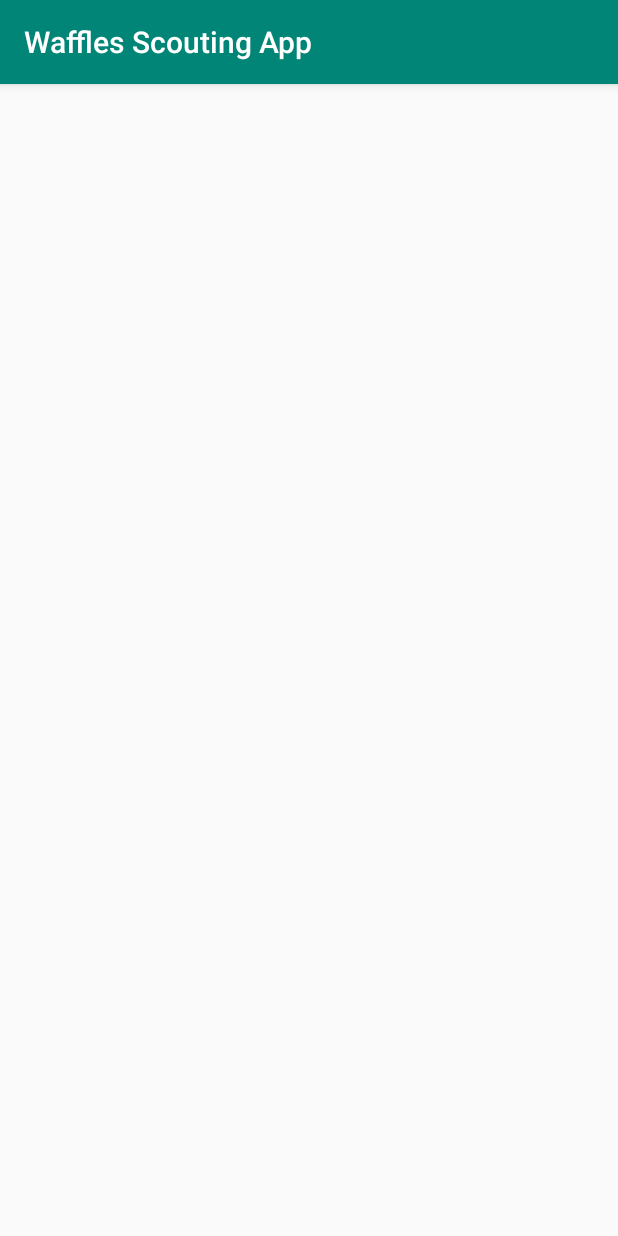
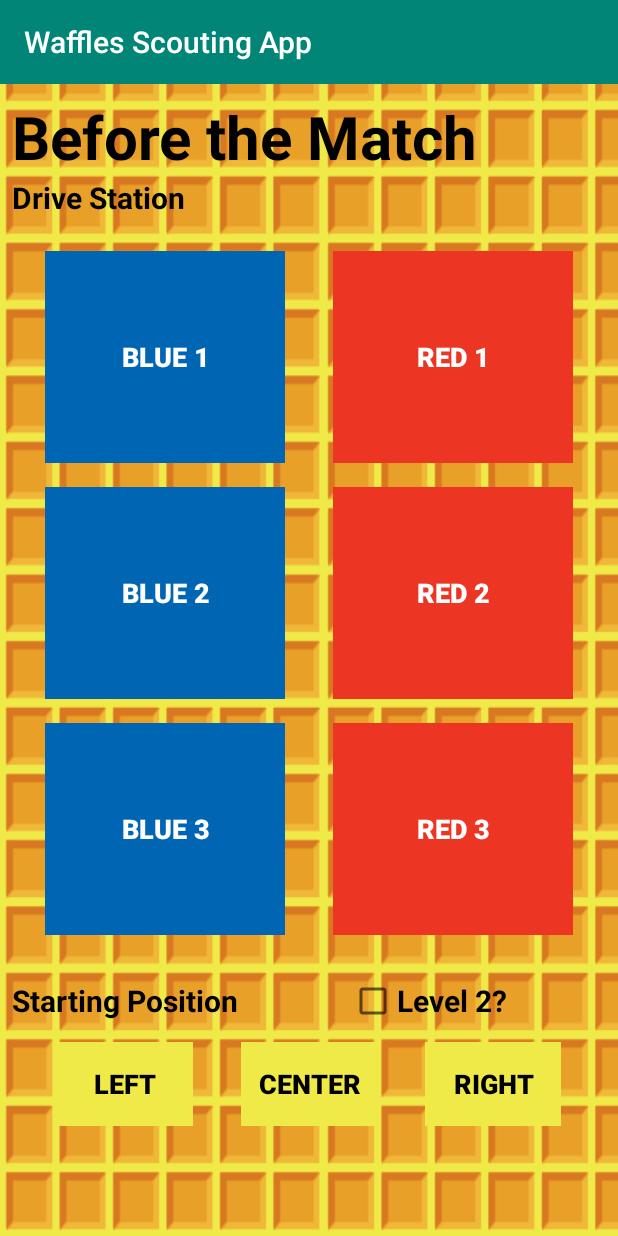
Before and after one commit to FRC-4476-WAFFLES/ScoutingApp, an Android app: the GameId1Before screen opened directly, with no data from a screen before it, on a phone screen of 412 x 824 dp. Run offline under Robolectric (Android 15) with nearby library versions, the phone set to English and light mode, and no system bars.

Commit message:
Add pregame layout and rearrange some things

```diff
--- /dev/null
+++ b/app/src/main/java/com/wcr/wafflesscoutingapp/GameId0/GameId0.java
@@ -0,0 +1,23 @@
+package com.wcr.wafflesscoutingapp.GameId0;
+
+import androidx.appcompat.app.AppCompatActivity;
+
+import android.content.Intent;
+import android.os.Bundle;
+
+import com.wcr.wafflesscoutingapp.GlobalData;
+import com.wcr.wafflesscoutingapp.R;
+
+public class GameId0 extends AppCompatActivity {
+
+    @Override
+    protected void onCreate(Bundle savedInstanceState) {
+        super.onCreate(savedInstanceState);
+        setContentView(R.layout.activity_game_id_0);
+        final GlobalData app_data = (GlobalData)getApplicationContext();
+        if(app_data.getGame_state().equals(getString(R.string.pregame))){
+            Intent startIntent = new Intent(getApplicationContext(), GameId0Before.class);
+            startActivity(startIntent);
+        }
+    }
+}
--- /dev/null
+++ b/app/src/main/java/com/wcr/wafflesscoutingapp/GameId0/GameId0Before.java
@@ -0,0 +1,20 @@
+package com.wcr.wafflesscoutingapp.GameId0;
+
+import androidx.appcompat.app.AppCompatActivity;
+
+import android.content.Intent;
+import android.os.Bundle;
+
+import com.wcr.wafflesscoutingapp.GameId1.GameId1;
+import com.wcr.wafflesscoutingapp.GlobalData;
+import com.wcr.wafflesscoutingapp.R;
+
+public class GameId0Before extends AppCompatActivity {
+
+    @Override
+    protected void onCreate(Bundle savedInstanceState) {
+        super.onCreate(savedInstanceState);
+        setContentView(R.layout.activity_game_id0_before);
+
+    }
+}
--- a/app/src/main/java/com/wcr/wafflesscoutingapp/GameId1.java
+++ /dev/null
@@ -1,14 +0,0 @@
-package com.wcr.wafflesscoutingapp;
-
-import androidx.appcompat.app.AppCompatActivity;
-
-import android.os.Bundle;
-
-public class GameId1 extends AppCompatActivity {
-
-    @Override
-    protected void onCreate(Bundle savedInstanceState) {
-        super.onCreate(savedInstanceState);
-        setContentView(R.layout.activity_game_id_1);
-    }
-}
--- /dev/null
+++ b/app/src/main/java/com/wcr/wafflesscoutingapp/GameId1/GameId1.java
@@ -0,0 +1,24 @@
+package com.wcr.wafflesscoutingapp.GameId1;
+
+import androidx.appcompat.app.AppCompatActivity;
+
+import android.content.Intent;
+import android.os.Bundle;
+
+import com.wcr.wafflesscoutingapp.GameId0.GameId0Before;
+import com.wcr.wafflesscoutingapp.GlobalData;
+import com.wcr.wafflesscoutingapp.R;
+
+public class GameId1 extends AppCompatActivity {
+
+    @Override
+    protected void onCreate(Bundle savedInstanceState) {
+        super.onCreate(savedInstanceState);
+        setContentView(R.layout.activity_game_id_1);
+        final GlobalData app_data = (GlobalData)getApplicationContext();
+        if(app_data.getGame_state().equals(getString(R.string.pregame))){
+            Intent startIntent = new Intent(getApplicationContext(), GameId1Before.class);
+            startActivity(startIntent);
+        }
+    }
+}
--- a/app/src/main/java/com/wcr/wafflesscoutingapp/GameId0.java
+++ b/app/src/main/java/com/wcr/wafflesscoutingapp/GameId1/GameId1Before.java
@@ -1,14 +1,16 @@
-package com.wcr.wafflesscoutingapp;
+package com.wcr.wafflesscoutingapp.GameId1;
 
 import androidx.appcompat.app.AppCompatActivity;
 
 import android.os.Bundle;
 
-public class GameId0 extends AppCompatActivity {
+import com.wcr.wafflesscoutingapp.R;
+
+public class GameId1Before extends AppCompatActivity {
 
     @Override
     protected void onCreate(Bundle savedInstanceState) {
         super.onCreate(savedInstanceState);
-        setContentView(R.layout.activity_game_id_0);
+        setContentView(R.layout.activity_game_id1_before);
     }
 }
--- a/app/src/main/java/com/wcr/wafflesscoutingapp/GameId2.java
+++ b/app/src/main/java/com/wcr/wafflesscoutingapp/GameId2/GameId2.java
@@ -1,8 +1,10 @@
-package com.wcr.wafflesscoutingapp;
+package com.wcr.wafflesscoutingapp.GameId2;
 
 import androidx.appcompat.app.AppCompatActivity;
 
 import android.os.Bundle;
+
+import com.wcr.wafflesscoutingapp.R;
 
 public class GameId2 extends AppCompatActivity {
 
--- a/app/src/main/java/com/wcr/wafflesscoutingapp/GameId3.java
+++ b/app/src/main/java/com/wcr/wafflesscoutingapp/GameId3/GameId3.java
@@ -1,8 +1,10 @@
-package com.wcr.wafflesscoutingapp;
+package com.wcr.wafflesscoutingapp.GameId3;
 
 import androidx.appcompat.app.AppCompatActivity;
 
 import android.os.Bundle;
+
+import com.wcr.wafflesscoutingapp.R;
 
 public class GameId3 extends AppCompatActivity {
 
--- a/app/src/main/java/com/wcr/wafflesscoutingapp/GlobalData.java
+++ b/app/src/main/java/com/wcr/wafflesscoutingapp/GlobalData.java
@@ -6,6 +6,14 @@ public class GlobalData extends Application {
     private String scout_name_first = "";
     private String scout_name_last = "";
     private int game_index;
+    //0: id0
+    //1: id1
+    //2: id2
+    //3: id3
+    private String game_state;
+    //1: pregame
+    //2: mid game
+    //3 post game
 
     public String get_Scout_name_first() {
         return scout_name_first;
@@ -30,4 +38,12 @@ public class GlobalData extends Application {
     public void set_Game_index(int game_index) {
         this.game_index = game_index;
     }
+
+    public String getGame_state() {
+        return game_state;
+    }
+
+    public void setGame_state(String game_state) {
+        this.game_state = game_state;
+    }
 }
--- a/app/src/main/java/com/wcr/wafflesscoutingapp/ScoutData.java
+++ b/app/src/main/java/com/wcr/wafflesscoutingapp/ScoutData.java
@@ -9,6 +9,11 @@ import android.view.View;
 import android.widget.Button;
 import android.widget.EditText;
 import android.widget.TextView;
+
+import com.wcr.wafflesscoutingapp.GameId0.GameId0;
+import com.wcr.wafflesscoutingapp.GameId1.GameId1;
+import com.wcr.wafflesscoutingapp.GameId2.GameId2;
+import com.wcr.wafflesscoutingapp.GameId3.GameId3;
 
 public class ScoutData extends AppCompatActivity {
     Typeface CooperBlack;
@@ -35,6 +40,7 @@ public class ScoutData extends AppCompatActivity {
             @Override
             public void onClick(View view) {
                 int index = app_data.get_Game_index();
+                app_data.setGame_state(getString(R.string.pregame));
                 if(index == 0){
                     Intent startIntent = new Intent(getApplicationContext(), GameId0.class);
                     //show how to pass information to another activity
--- /dev/null
+++ b/app/src/main/res/layout/activity_game_id0_before.xml
@@ -0,0 +1,9 @@
+<?xml version="1.0" encoding="utf-8"?>
+<androidx.constraintlayout.widget.ConstraintLayout xmlns:android="http://schemas.android.com/apk/res/android"
+    xmlns:app="http://schemas.android.com/apk/res-auto"
+    xmlns:tools="http://schemas.android.com/tools"
+    android:layout_width="match_parent"
+    android:layout_height="match_parent"
+    tools:context=".GameId0.GameId0Before">
+
+</androidx.constraintlayout.widget.ConstraintLayout>
--- /dev/null
+++ b/app/src/main/res/layout/activity_game_id1_before.xml
@@ -0,0 +1,352 @@
+<?xml version="1.0" encoding="utf-8"?>
+<androidx.constraintlayout.widget.ConstraintLayout xmlns:android="http://schemas.android.com/apk/res/android"
+    xmlns:app="http://schemas.android.com/apk/res-auto"
+    xmlns:tools="http://schemas.android.com/tools"
+    android:layout_width="match_parent"
+    android:layout_height="match_parent"
+    android:background="@drawable/waffle_background1280x1920_400dpi"
+    tools:context=".GameId1.GameId1Before">
+
+    <TextView
+        android:id="@+id/textView"
+        android:layout_width="match_parent"
+        android:layout_height="wrap_content"
+        android:layout_marginStart="8dp"
+        android:layout_marginTop="8dp"
+        android:layout_marginEnd="8dp"
+        android:text="@string/pregame_title"
+        android:textSize="40sp"
+        android:textStyle="bold"
+        android:textColor="@android:color/black"
+        app:layout_constraintEnd_toEndOf="parent"
+        app:layout_constraintStart_toStartOf="parent"
+        app:layout_constraintTop_toTopOf="parent" />
+
+    <TextView
+        android:id="@+id/driverStationTextView"
+        android:layout_width="wrap_content"
+        android:layout_height="wrap_content"
+        android:layout_marginStart="8dp"
+        android:text="Drive Station"
+        android:textColor="@android:color/black"
+        android:textSize="20sp"
+        android:textStyle="bold"
+        app:layout_constraintStart_toStartOf="parent"
+        app:layout_constraintTop_toBottomOf="@+id/textView" />
+
+    <LinearLayout
+        android:id="@+id/linearLayout"
+        android:layout_width="match_parent"
+        android:layout_height="500dp"
+        android:layout_marginTop="8dp"
+        android:baselineAligned="false"
+        app:layout_constraintTop_toBottomOf="@+id/driverStationTextView">
+
+        <GridLayout
+            android:id="@+id/mainGrid"
+            android:layout_width="0dp"
+            android:layout_height="match_parent"
+            android:layout_weight="8"
+            android:columnCount="2"
+            android:columnOrderPreserved="false"
+            android:padding="14dp"
+            android:rowCount="3">
+
+            <!--grid layout: https://www.youtube.com/watch?v=VUPM387qyrw
+        with click: https://www.youtube.com/watch?v=K2V6Y7zQ8NU
+        scrolling: https://www.youtube.com/watch?v=go9q4O44b4E-->
+            <!-- Row 1 -->
+            <!-- Column 1 -->
+            <androidx.cardview.widget.CardView
+                android:layout_width="0dp"
+                android:layout_height="0dp"
+                android:layout_rowWeight="1"
+                android:layout_columnWeight="1"
+                android:layout_marginLeft="16dp"
+                android:layout_marginRight="16dp"
+                android:layout_marginBottom="16dp"
+                app:cardBackgroundColor="@color/blue"
+                app:cardCornerRadius="8dp"
+                app:cardElevation="8dp">
+
+                <Button
+                    android:id="@+id/blue1Button"
+                    android:layout_width="match_parent"
+                    android:layout_height="match_parent"
+                    android:background="@color/blue"
+                    android:text="Blue 1"
+                    android:textAlignment="center"
+                    android:textColor="@android:color/white"
+                    android:textSize="18sp"
+                    android:textStyle="bold" />
+
+            </androidx.cardview.widget.CardView>
+
+            <!-- Column 2 -->
+            <androidx.cardview.widget.CardView
+                android:layout_width="0dp"
+                android:layout_height="0dp"
+                android:layout_rowWeight="1"
+                android:layout_columnWeight="1"
+                android:layout_marginLeft="16dp"
+                android:layout_marginRight="16dp"
+                android:layout_marginBottom="16dp"
+                app:cardBackgroundColor="@color/blue"
+                app:cardCornerRadius="8dp"
+                app:cardElevation="8dp">
+
+                <Button
+                    android:id="@+id/red1Button"
+                    android:layout_width="match_parent"
+                    android:layout_height="match_parent"
+                    android:background="@color/red"
+                    android:text="Red 1"
+                    android:textAlignment="center"
+                    android:textColor="@android:color/white"
+                    android:textSize="18sp"
+                    android:textStyle="bold" />
+
+            </androidx.cardview.widget.CardView>
+
+            <!-- Row 2 -->
+            <!-- Column 1 -->
+            <androidx.cardview.widget.CardView
+                android:layout_width="0dp"
+                android:layout_height="0dp"
+                android:layout_rowWeight="1"
+                android:layout_columnWeight="1"
+                android:layout_marginLeft="16dp"
+                android:layout_marginRight="16dp"
+                android:layout_marginBottom="16dp"
+                app:cardBackgroundColor="@color/blue"
+                app:cardCornerRadius="8dp"
+                app:cardElevation="8dp">
+
+                <Button
+                    android:id="@+id/blue2Button"
+                    android:layout_width="match_parent"
+                    android:layout_height="match_parent"
+                    android:background="@color/blue"
+                    android:text="Blue 2"
+                    android:textAlignment="center"
+                    android:textColor="@android:color/white"
+                    android:textSize="18sp"
+                    android:textStyle="bold" />
+
+            </androidx.cardview.widget.CardView>
+
+            <!-- Column 2 -->
+            <androidx.cardview.widget.CardView
+                android:layout_width="0dp"
+                android:layout_height="0dp"
+                android:layout_rowWeight="1"
+                android:layout_columnWeight="1"
+                android:layout_marginLeft="16dp"
+                android:layout_marginRight="16dp"
+                android:layout_marginBottom="16dp"
+                app:cardBackgroundColor="@android:color/white"
+                app:cardCornerRadius="8dp"
+                app:cardElevation="8dp">
+
+                <Button
+                    android:id="@+id/red2Button"
+                    android:layout_width="match_parent"
+                    android:layout_height="match_parent"
+                    android:background="@color/red"
+                    android:text="Red 2"
+                    android:textAlignment="center"
+                    android:textColor="@android:color/white"
+                    android:textSize="18sp"
+                    android:textStyle="bold" />
+
+            </androidx.cardview.widget.CardView>
+
+            <!-- Row 3 -->
+            <!-- Column 1 -->
+            <androidx.cardview.widget.CardView
+                android:layout_width="0dp"
+                android:layout_height="0dp"
+                android:layout_rowWeight="1"
+                android:layout_columnWeight="1"
+                android:layout_marginLeft="16dp"
+                android:layout_marginRight="16dp"
+                android:layout_marginBottom="16dp"
+                app:cardBackgroundColor="@color/blue"
+                app:cardCornerRadius="8dp"
+                app:cardElevation="8dp">
+
+                <Button
+                    android:id="@+id/blue3Button"
+                    android:layout_width="match_parent"
+                    android:layout_height="match_parent"
+                    android:background="@color/blue"
+                    android:text="Blue 3"
+                    android:textAlignment="center"
+                    android:textColor="@android:color/white"
+                    android:textSize="18sp"
+                    android:textStyle="bold" />
+
+            </androidx.cardview.widget.CardView>
+
+            <!-- Column 2 -->
+            <androidx.cardview.widget.CardView
+                android:layout_width="0dp"
+                android:layout_height="0dp"
+                android:layout_rowWeight="1"
+                android:layout_columnWeight="1"
+                android:layout_marginLeft="16dp"
+                android:layout_marginRight="16dp"
+                android:layout_marginBottom="16dp"
+                app:cardBackgroundColor="@android:color/white"
+                app:cardCornerRadius="8dp"
+                app:cardElevation="8dp">
+
+                <Button
+                    android:id="@+id/red3Button"
+                    android:layout_width="match_parent"
+                    android:layout_height="match_parent"
+                    android:background="@color/red"
+                    android:text="Red 3"
+                    android:textAlignment="center"
+                    android:textColor="@android:color/white"
+                    android:textSize="18sp"
+                    android:textStyle="bold" />
+
+            </androidx.cardview.widget.CardView>
+
+        </GridLayout>
+    </LinearLayout>
+
+    <TextView
+        android:id="@+id/startPostitionTextView"
+        android:layout_width="wrap_content"
+        android:layout_height="wrap_content"
+        android:layout_marginStart="8dp"
+        android:text="Starting Position"
+        android:textSize="20sp"
+        android:textStyle="bold"
+        android:textColor="@android:color/black"
+        app:layout_constraintStart_toStartOf="parent"
+        app:layout_constraintTop_toBottomOf="@+id/linearLayout" />
+
+    <LinearLayout
+        android:id="@+id/linearLayout2"
+        android:layout_width="match_parent"
+        android:layout_height="100dp"
+        android:layout_marginStart="8dp"
+        android:layout_marginEnd="8dp"
+        app:layout_constraintEnd_toEndOf="parent"
+        app:layout_constraintStart_toStartOf="parent"
+        app:layout_constraintTop_toBottomOf="@+id/startPostitionTextView"
+        android:baselineAligned="false">
+
+        <GridLayout
+            android:id="@+id/mainGrid2"
+            android:layout_width="0dp"
+            android:layout_height="match_parent"
+            android:layout_weight="8"
+            android:columnCount="3"
+            android:columnOrderPreserved="false"
+            android:padding="14dp"
+            android:rowCount="1">
+
+            <!--grid layout: https://www.youtube.com/watch?v=VUPM387qyrw
+        with click: https://www.youtube.com/watch?v=K2V6Y7zQ8NU
+        scrolling: https://www.youtube.com/watch?v=go9q4O44b4E-->
+            <!-- Row 1 -->
+            <!-- Column 1 -->
+            <androidx.cardview.widget.CardView
+                android:layout_width="0dp"
+                android:layout_height="0dp"
+                android:layout_rowWeight="1"
+                android:layout_columnWeight="1"
+                android:layout_marginLeft="16dp"
+                android:layout_marginRight="16dp"
+                android:layout_marginBottom="16dp"
+                app:cardBackgroundColor="@color/wafflesYellow"
+                app:cardCornerRadius="8dp"
+                app:cardElevation="8dp">
+
+                <Button
+                    android:id="@+id/leftButton"
+                    android:layout_width="match_parent"
+                    android:layout_height="match_parent"
+                    android:background="@color/wafflesYellow"
+                    android:text="Left"
+                    android:textAlignment="center"
+                    android:textColor="@android:color/black"
+                    android:textSize="18sp"
+                    android:textStyle="bold" />
+
+            </androidx.cardview.widget.CardView>
+
+            <!-- Column 2 -->
+            <androidx.cardview.widget.CardView
+                android:layout_width="0dp"
+                android:layout_height="0dp"
+                android:layout_rowWeight="1"
+                android:layout_columnWeight="1"
+                android:layout_marginLeft="16dp"
+                android:layout_marginRight="16dp"
+                android:layout_marginBottom="16dp"
+                app:cardBackgroundColor="@color/wafflesYellow"
+                app:cardCornerRadius="8dp"
+                app:cardElevation="8dp">
+
+                <Button
+                    android:id="@+id/centerButton"
+                    android:layout_width="match_parent"
+                    android:layout_height="match_parent"
+                    android:background="@color/wafflesYellow"
+                    android:text="Center"
+                    android:textAlignment="center"
+                    android:textColor="@android:color/black"
+                    android:textSize="18sp"
+                    android:textStyle="bold" />
+
+            </androidx.cardview.widget.CardView>
+            <!-- Column 3 -->
+            <androidx.cardview.widget.CardView
+                android:layout_width="0dp"
+                android:layout_height="0dp"
+                android:layout_rowWeight="1"
+                android:layout_columnWeight="1"
+                android:layout_marginLeft="16dp"
+                android:layout_marginRight="16dp"
+                android:layout_marginBottom="16dp"
+                app:cardBackgroundColor="@color/wafflesYellow"
+                app:cardCornerRadius="8dp"
+                app:cardElevation="8dp">
+
+                <Button
+                    android:id="@+id/rightButton"
+                    android:layout_width="match_parent"
+                    android:layout_height="match_parent"
+                    android:background="@color/wafflesYellow"
+                    android:text="Right"
+                    android:textAlignment="center"
+                    android:textColor="@android:color/black"
+                    android:textSize="18sp"
+                    android:textStyle="bold" />
+
+            </androidx.cardview.widget.CardView>
+
+        </GridLayout>
+    </LinearLayout>
+
+    <CheckBox
+        android:id="@+id/startPosCheckBox"
+        android:layout_width="wrap_content"
+        android:layout_height="wrap_content"
+        android:layout_marginStart="8dp"
+        android:layout_marginEnd="8dp"
+        android:text="Level 2?"
+        android:textSize="20sp"
+        android:textStyle="bold"
+        app:layout_constraintBottom_toBottomOf="@+id/startPostitionTextView"
+        app:layout_constraintEnd_toEndOf="parent"
+        app:layout_constraintStart_toEndOf="@+id/startPostitionTextView"
+        app:layout_constraintTop_toTopOf="@+id/startPostitionTextView" />
+
+
+</androidx.constraintlayout.widget.ConstraintLayout>
--- a/app/src/main/res/layout/activity_game_id_0.xml
+++ b/app/src/main/res/layout/activity_game_id_0.xml
@@ -4,6 +4,6 @@
     xmlns:tools="http://schemas.android.com/tools"
     android:layout_width="match_parent"
     android:layout_height="match_parent"
-    tools:context=".GameId0">
+    tools:context=".GameId0.GameId0">
 
 </androidx.constraintlayout.widget.ConstraintLayout>
--- a/app/src/main/res/layout/activity_game_id_1.xml
+++ b/app/src/main/res/layout/activity_game_id_1.xml
@@ -4,6 +4,6 @@
     xmlns:tools="http://schemas.android.com/tools"
     android:layout_width="match_parent"
     android:layout_height="match_parent"
-    tools:context=".GameId1">
+    tools:context=".GameId1.GameId1">
 
 </androidx.constraintlayout.widget.ConstraintLayout>
--- a/app/src/main/res/layout/activity_game_id_2.xml
+++ b/app/src/main/res/layout/activity_game_id_2.xml
@@ -4,6 +4,6 @@
     xmlns:tools="http://schemas.android.com/tools"
     android:layout_width="match_parent"
     android:layout_height="match_parent"
-    tools:context=".GameId2">
+    tools:context=".GameId2.GameId2">
 
 </androidx.constraintlayout.widget.ConstraintLayout>
--- a/app/src/main/res/layout/activity_scout_data.xml
+++ b/app/src/main/res/layout/activity_scout_data.xml
@@ -35,6 +35,7 @@
             android:layout_height="match_parent"
             android:text="Scout Information"
             android:textSize="40sp"
+            android:textColor="@android:color/black"
             android:textStyle="bold" />
 
         <EditText
--- a/app/src/main/res/values/colors.xml
+++ b/app/src/main/res/values/colors.xml
@@ -4,4 +4,6 @@
     <color name="colorPrimaryDark">#00574B</color>
     <color name="colorAccent">#D81B60</color>
     <color name="wafflesYellow">#f0ea48</color>
+    <color name="blue">#0066B3</color>
+    <color name="red">#ED3524</color>
 </resources>
--- a/app/src/main/res/values/strings.xml
+++ b/app/src/main/res/values/strings.xml
@@ -12,4 +12,14 @@
 
     <string name="Index_3_Name">SteamWorks</string>
     <string name="Index_3_Year">2017</string>
+
+    <string name="pregame">1</string>
+    <string name="midgame">2</string>
+    <string name="postgame">3</string>
+
+    <string name="pregame_title">Before the Match</string>
+    <string name="midgame_1_title">Sandstorm</string>
+    <string name="midgame_2_title">Tele-Op</string>
+    <string name="postgame_title">End Game</string>
+    <string name="submit_title">Submit Match Data</string>
 </resources>
```
Also changed, not shown: app/src/main/AndroidManifest.xml (+7 -4 lines).
